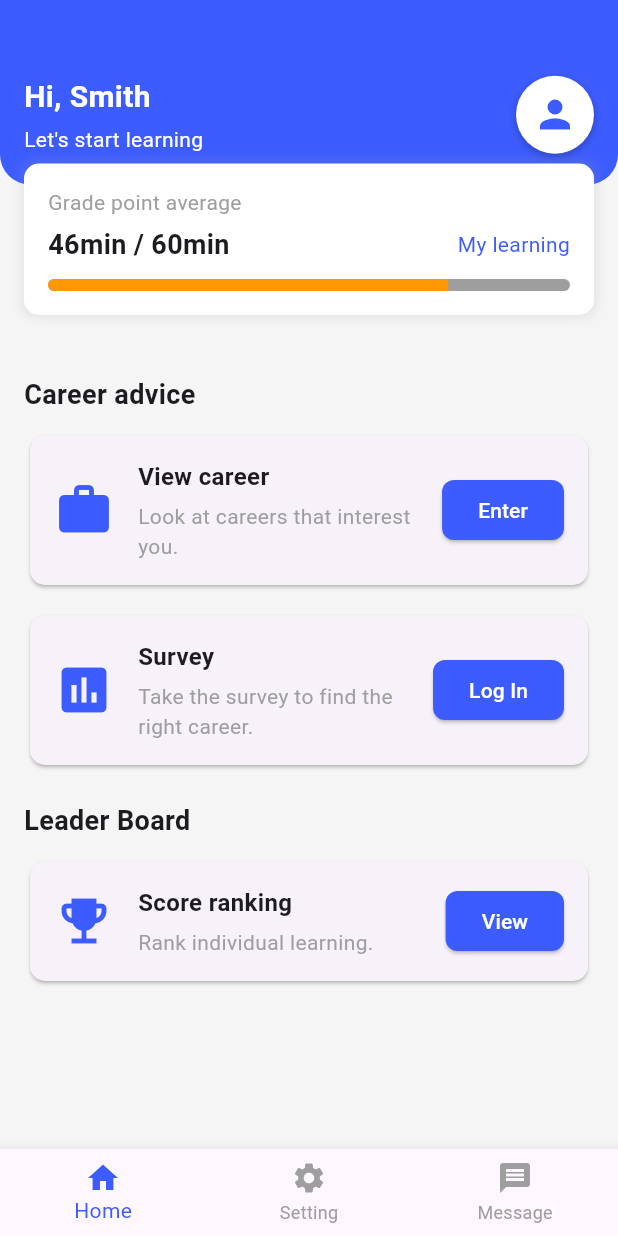
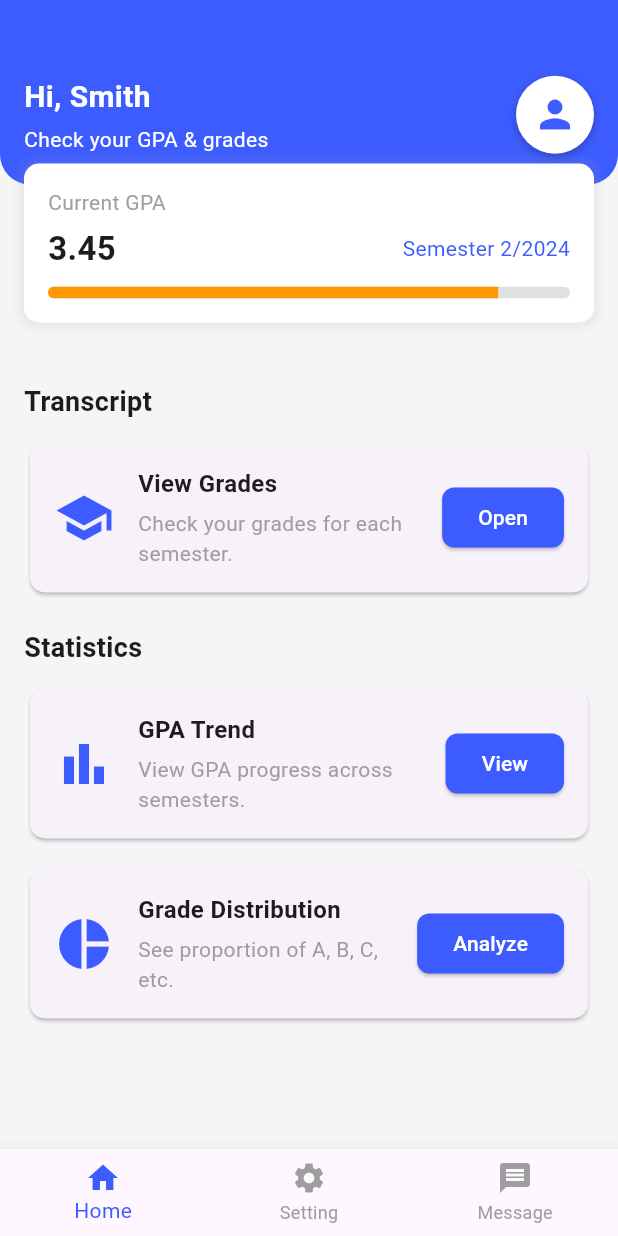
Before and after one commit to D5en15/rmutl-fullProject, a Flutter app: the HomeScreen screen opened directly, on a phone screen of 412 x 824 dp. Run offline on Flutter 3.47's test engine with Material 3 defaults, Android fonts, the phone set to English and light mode, and no system bars.

Commit message:
edot home page

```diff
--- a/lib/home.dart
+++ b/lib/home.dart
@@ -11,7 +11,7 @@ class _HomeScreenState extends State<HomeScreen> {
 
   final List<Widget> _screens = [
     HomeContent(),
-    SettingScreen(name: "John Smith", role: "User"),  // ✅ ส่งค่า name & role
+    SettingScreen(name: "John Smith", role: "User"),
     MessageScreen(),
   ];
 
@@ -52,20 +52,24 @@ class HomeContent extends StatelessWidget {
             children: [
               Transform.translate(
                 offset: const Offset(0, -30),
-                child: _buildProgressCard(),
+                child: _buildGpaCard(),
               ),
               const SizedBox(height: 10),
-              _buildSection("Career advice", [
-                _buildCard(Icons.work, 'View career',
-                    'Look at careers that interest you.', 'Enter'),
-                const SizedBox(height: 12),
-                _buildCard(Icons.poll, 'Survey',
-                    'Take the survey to find the right career.', 'Log In'),
+
+              /// Transcript Section
+              _buildSection("Transcript", [
+                _buildCard(Icons.school, 'View Grades',
+                    'Check your grades for each semester.', 'Open'),
               ]),
               const SizedBox(height: 20),
-              _buildSection("Leader Board", [
-                _buildCard(Icons.emoji_events, 'Score ranking',
-                    'Rank individual learning.', 'View'),
+
+              /// Statistics Section
+              _buildSection("Statistics", [
+                _buildCard(Icons.bar_chart, 'GPA Trend',
+                    'View GPA progress across semesters.', 'View'),
+                const SizedBox(height: 12),
+                _buildCard(Icons.pie_chart, 'Grade Distribution',
+                    'See proportion of A, B, C, etc.', 'Analyze'),
               ]),
             ],
           ),
@@ -74,7 +78,7 @@ class HomeContent extends StatelessWidget {
     );
   }
 
-  /// ✅ Header พร้อมคลิกโปรไฟล์แล้วไป SettingScreen(name, role)
+  /// Header with Profile
   Widget _buildHeader(BuildContext context) {
     return Container(
       padding: const EdgeInsets.fromLTRB(16, 50, 16, 20),
@@ -97,13 +101,11 @@ class HomeContent extends StatelessWidget {
                         fontWeight: FontWeight.bold,
                         color: Colors.white)),
                 SizedBox(height: 4),
-                Text("Let's start learning",
+                Text("Check your GPA & grades",
                     style: TextStyle(color: Colors.white)),
               ],
             ),
           ),
-
-          // ✅ กดแล้วไปหน้า SettingScreen พร้อมส่ง name, role
           InkWell(
             onTap: () {
               Navigator.push(
@@ -141,7 +143,9 @@ class HomeContent extends StatelessWidget {
     );
   }
 
-  Widget _buildProgressCard() {
+  /// GPA Summary Card
+  Widget _buildGpaCard() {
+    double gpa = 3.45; // mock data
     return Container(
       padding: const EdgeInsets.all(16.0),
       decoration: BoxDecoration(
@@ -157,25 +161,25 @@ class HomeContent extends StatelessWidget {
       child: Column(
         crossAxisAlignment: CrossAxisAlignment.start,
         children: [
-          const Text('Grade point average',
-              style: TextStyle(color: Colors.grey)),
+          const Text('Current GPA',
+              style: TextStyle(color: Colors.grey, fontSize: 14)),
           const SizedBox(height: 5),
           Row(
             mainAxisAlignment: MainAxisAlignment.spaceBetween,
-            children: const [
-              Text('46min / 60min',
-                  style: TextStyle(
-                      fontWeight: FontWeight.bold, fontSize: 18)),
-              Text('My learning',
+            children: [
+              Text(gpa.toStringAsFixed(2),
+                  style: const TextStyle(
+                      fontWeight: FontWeight.bold, fontSize: 22)),
+              const Text('Semester 2/2024',
                   style: TextStyle(color: Color(0xFF3D5CFF))),
             ],
           ),
           const SizedBox(height: 10),
           ClipRRect(
             borderRadius: BorderRadius.circular(5),
-            child: const LinearProgressIndicator(
-              value: 46 / 60,
-              backgroundColor: Colors.grey,
+            child: LinearProgressIndicator(
+              value: gpa / 4.0, // normalize to 4.0 scale
+              backgroundColor: Colors.grey[300],
               color: Colors.orange,
               minHeight: 8,
             ),
@@ -239,7 +243,7 @@ class HomeContent extends StatelessWidget {
   }
 }
 
-/// ✅ เพิ่มหน้า Message (mock UI)
+/// Message Screen
 class MessageScreen extends StatelessWidget {
   @override
   Widget build(BuildContext context) {
```
